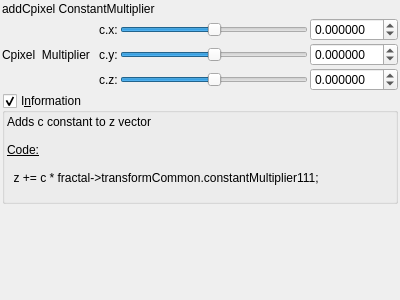
Above: mandelbulber2/qt_data/fractal_transf_add_Cpixel.ui from buddhi1980/mandelbulber2 before the change. Below: the same form after it.
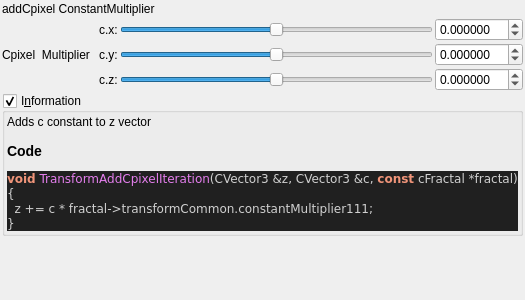
That is the form after the change. Custom widgets are drawn as their Qt base class.

Commit message:
added all transforms information boxes
now all formulas can be parsed.

@buddhi do you got a reference for Xenodreambuie formula?

```diff
--- a/mandelbulber2/qt_data/fractal_transf_add_Cpixel.ui
+++ b/mandelbulber2/qt_data/fractal_transf_add_Cpixel.ui
@@ -263,16 +263,25 @@
       <item>
        <widget class="QLabel" name="label_4">
         <property name="text">
-         <string>&lt;!DOCTYPE HTML PUBLIC &quot;-//W3C//DTD HTML 4.0//EN&quot; &quot;http://www.w3.org/TR/REC-html40/strict.dtd&quot;&gt;
-&lt;html&gt;&lt;head&gt;&lt;meta name=&quot;qrichtext&quot; content=&quot;1&quot; /&gt;&lt;style type=&quot;text/css&quot;&gt;
-p, li { white-space: pre-wrap; }
-&lt;/style&gt;&lt;/head&gt;&lt;body&gt;
-&lt;p style=&quot; margin-top:0px; margin-bottom:0px; margin-left:0px; margin-right:0px; -qt-block-indent:0; text-indent:0px;&quot;&gt;Adds c constant to z vector&lt;/p&gt;
-&lt;p style=&quot;-qt-paragraph-type:empty; margin-top:0px; margin-bottom:0px; margin-left:0px; margin-right:0px; -qt-block-indent:0; text-indent:0px;&quot;&gt;&lt;br /&gt;&lt;/p&gt;
-&lt;p style=&quot; margin-top:0px; margin-bottom:0px; margin-left:0px; margin-right:0px; -qt-block-indent:0; text-indent:0px;&quot;&gt;&lt;span style=&quot; text-decoration: underline;&quot;&gt;Code:&lt;/span&gt;&lt;/p&gt;
-&lt;p style=&quot;-qt-paragraph-type:empty; margin-top:0px; margin-bottom:0px; margin-left:0px; margin-right:0px; -qt-block-indent:0; text-indent:0px; text-decoration: underline;&quot;&gt;&lt;br /&gt;&lt;/p&gt;
-&lt;p style=&quot; margin-top:0px; margin-bottom:0px; margin-left:0px; margin-right:0px; -qt-block-indent:0; text-indent:0px;&quot;&gt;  z += c * fractal-&amp;gt;transformCommon.constantMultiplier111;&lt;/p&gt;
-&lt;p style=&quot; margin-top:0px; margin-bottom:0px; margin-left:0px; margin-right:0px; -qt-block-indent:0; text-indent:0px;&quot;&gt; &lt;/p&gt;&lt;/body&gt;&lt;/html&gt;</string>
+         <string>&lt;p&gt;Adds c constant to z vector&lt;/p&gt;&lt;table&gt;
+&lt;/table&gt;
+&lt;h3&gt;Code&lt;/h3&gt;
+&lt;!DOCTYPE HTML PUBLIC &quot;-//W3C//DTD HTML 4.0 Transitional//EN&quot;&gt;
+&lt;html&gt;
+&lt;head&gt;
+&lt;meta http-equiv=&quot;content-type&quot; content=&quot;text/html; charset=ISO-8859-1&quot;&gt;
+&lt;title&gt;Source file&lt;/title&gt;
+&lt;/head&gt;
+&lt;body style=&quot;background-color:#202020&quot;&gt;
+&lt;pre style=&quot;color:#d0d0d0; background-color:#202020;  font-family:'Courier New';&quot;&gt;&lt;span style=&quot;color:#f09479; font-weight:bold&quot;&gt;void&lt;/span&gt; &lt;span style=&quot;color:#e47eed&quot;&gt;TransformAddCpixelIteration&lt;/span&gt;&lt;span style=&quot;color:#d0d0d0&quot;&gt;(&lt;/span&gt;CVector3 &lt;span style=&quot;color:#d0d0d0&quot;&gt;&amp;amp;&lt;/span&gt;z&lt;span style=&quot;color:#d0d0d0&quot;&gt;,&lt;/span&gt; CVector3 &lt;span style=&quot;color:#d0d0d0&quot;&gt;&amp;amp;&lt;/span&gt;c&lt;span style=&quot;color:#d0d0d0&quot;&gt;,&lt;/span&gt; &lt;span style=&quot;color:#f09479; font-weight:bold&quot;&gt;const&lt;/span&gt; cFractal &lt;span style=&quot;color:#d0d0d0&quot;&gt;*&lt;/span&gt;fractal&lt;span style=&quot;color:#d0d0d0&quot;&gt;)&lt;/span&gt;
+&lt;span style=&quot;color:#d0d0d0&quot;&gt;{&lt;/span&gt;
+  z &lt;span style=&quot;color:#d0d0d0&quot;&gt;+=&lt;/span&gt; c &lt;span style=&quot;color:#d0d0d0&quot;&gt;*&lt;/span&gt; fractal&lt;span style=&quot;color:#d0d0d0&quot;&gt;-&amp;gt;&lt;/span&gt;transformCommon&lt;span style=&quot;color:#d0d0d0&quot;&gt;.&lt;/span&gt;constantMultiplier111&lt;span style=&quot;color:#d0d0d0&quot;&gt;;&lt;/span&gt;
+&lt;span style=&quot;color:#d0d0d0&quot;&gt;}&lt;/span&gt;
+&lt;/pre&gt;
+&lt;/body&gt;
+&lt;/html&gt;
+&lt;!--HTML generated by highlight 3.9, http://www.andre-simon.de/--&gt;
+</string>
         </property>
         <property name="wordWrap">
          <bool>true</bool>
```
Left out of the diff: 2 changed lines with no effect on the pictures. The commit also changes 75 other files.
